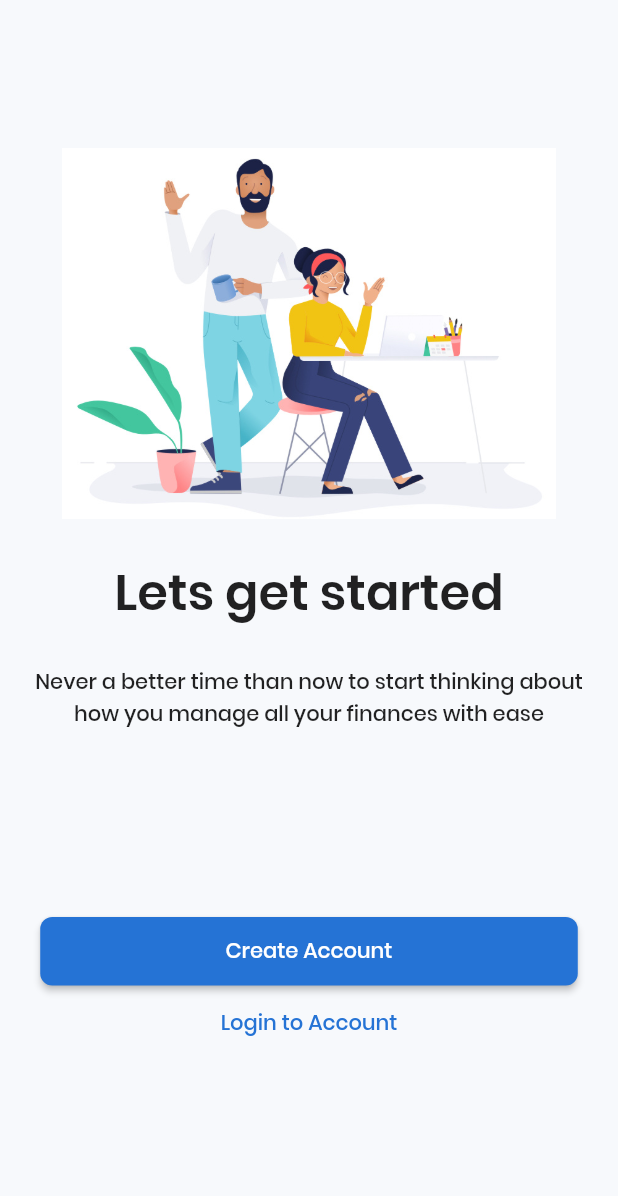
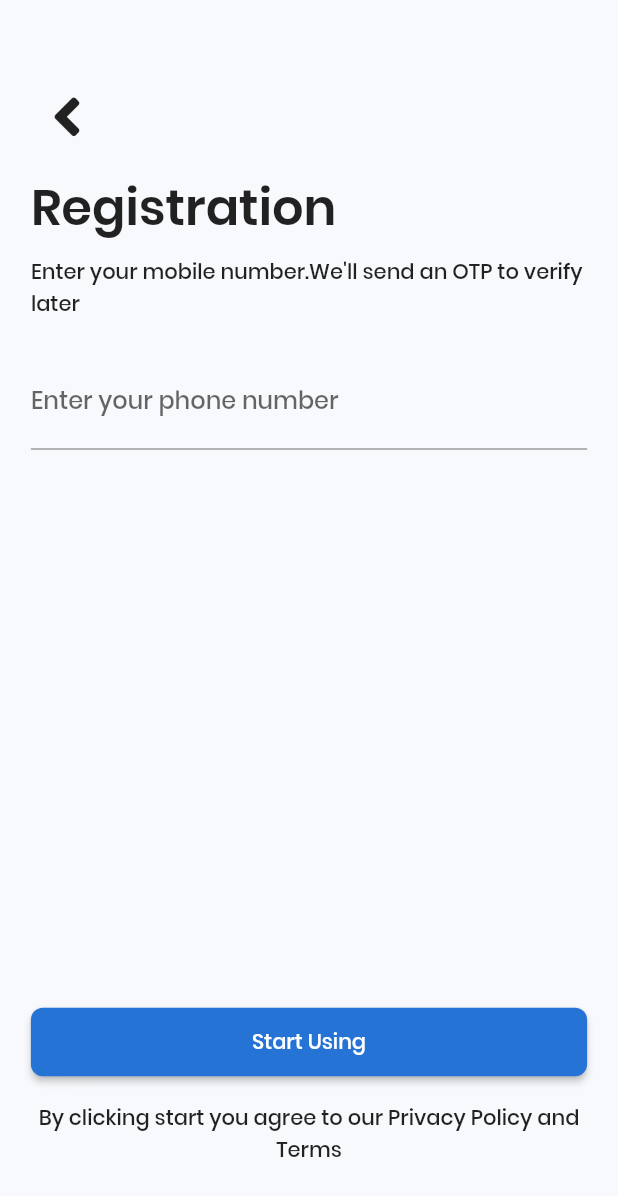
Before and after one commit to Infinical/mobile_bank, a Flutter app: the screen it shows after launch, after a tap on "Create Account", on a phone screen of 412 x 824 dp. Shown: the top 1196 px of the screen. Run offline on Flutter 3.47's test engine with Material 2 defaults, Android fonts, the phone set to English and light mode, and no system bars; our stand-ins replace font_awesome_flutter.

```diff
--- a/lib/main.dart
+++ b/lib/main.dart
@@ -1,12 +1,30 @@
 import 'package:flutter/material.dart';
 import 'package:mobilebank/pages/lets_get_started.dart';
+import 'package:mobilebank/pages/registration_page.dart';
 
 void main() {
   runApp(MyApp());
 }
 
+Map<int, Color> color =
+{
+50:Color.fromRGBO(41, 48, 77, .1),
+100:Color.fromRGBO(41, 48, 77, .2),
+200:Color.fromRGBO(41, 48, 77, .3),
+300:Color.fromRGBO(41, 48, 77, .4),
+400:Color.fromRGBO(41, 48, 77, .5),
+500:Color.fromRGBO(41, 48, 77, .6),
+600:Color.fromRGBO(41, 48, 77, .7),
+700:Color.fromRGBO(41, 48, 77, .8),
+800:Color.fromRGBO(41, 48, 77, .9),
+900:Color.fromRGBO(41, 48, 77, 1),
+};
+
 class MyApp extends StatelessWidget {
   // This widget is the root of your application.
+
+  MaterialColor colorCustom = MaterialColor(0xFF29304D, color);
+
   @override
   Widget build(BuildContext context) {
     return MaterialApp(
@@ -15,10 +33,17 @@ class MyApp extends StatelessWidget {
           visualDensity: VisualDensity.adaptivePlatformDensity,
           fontFamily: 'Poppins',
           scaffoldBackgroundColor: Color(0xFFF7F9FC),
+          primarySwatch: colorCustom,
           buttonTheme: ButtonThemeData(
               buttonColor: Color(0xFF2573D5),
               shape: RoundedRectangleBorder(
                   borderRadius: BorderRadius.circular(8.0)))),
-        home: LetsGetStarted());
+      home: LetsGetStarted(),
+      initialRoute: LetsGetStarted.id,
+      routes: {
+        LetsGetStarted.id: (context) => LetsGetStarted(),
+        Registration.id: (context) => Registration()
+      },
+    );
   }
 }
--- a/lib/pages/lets_get_started.dart
+++ b/lib/pages/lets_get_started.dart
@@ -1,6 +1,8 @@
 import 'package:flutter/material.dart';
+import 'package:mobilebank/pages/registration_page.dart';
 
 class LetsGetStarted extends StatelessWidget {
+  static const String id = 'lets_get_started';
   @override
   Widget build(BuildContext context) {
     return Scaffold(
@@ -32,8 +34,13 @@ class LetsGetStarted extends StatelessWidget {
           ),
           SizedBox(height: MediaQuery.of(context).size.height * 0.15),
           RaisedButton(
-              onPressed: () {},
-              child: Text('Create Account',style: TextStyle(color: Colors.white),),
+              onPressed: () {
+                Navigator.pushNamed(context, Registration.id);
+              },
+              child: Text(
+                'Create Account',
+                style: TextStyle(color: Colors.white),
+              ),
               padding: EdgeInsets.only(
                   top: MediaQuery.of(context).size.width * 0.03,
                   bottom: MediaQuery.of(context).size.width * 0.03,
@@ -41,7 +48,10 @@ class LetsGetStarted extends StatelessWidget {
                   right: MediaQuery.of(context).size.width * 0.3)),
           FlatButton(
               onPressed: () {},
-              child: Text('Login to Account',style: TextStyle(color: Color(0xFF2573D5)),),
+              child: Text(
+                'Login to Account',
+                style: TextStyle(color: Color(0xFF2573D5)),
+              ),
               padding: EdgeInsets.only(
                   top: MediaQuery.of(context).size.width * 0.03,
                   bottom: MediaQuery.of(context).size.width * 0.03,
--- /dev/null
+++ b/lib/pages/registration_page.dart
@@ -0,0 +1,76 @@
+import 'package:flutter/material.dart';
+import 'package:font_awesome_flutter/font_awesome_flutter.dart';
+import 'package:mobilebank/pages/lets_get_started.dart';
+
+class Registration extends StatefulWidget {
+  static const String id = 'registration';
+  @override
+  _RegistrationState createState() => _RegistrationState();
+}
+
+class _RegistrationState extends State<Registration> {
+  final _formKey = GlobalKey<FormState>();
+  @override
+  Widget build(BuildContext context) {
+    return Scaffold(
+        body: Padding(
+            padding: EdgeInsets.only(
+                left: MediaQuery.of(context).size.width * 0.05,
+                right: MediaQuery.of(context).size.width * 0.05),
+            child: SingleChildScrollView(
+              child: Column(
+                crossAxisAlignment: CrossAxisAlignment.start,
+                children: <Widget>[
+                  SizedBox(height: MediaQuery.of(context).size.height * 0.06),
+                  IconButton(
+                      icon: FaIcon(
+                        FontAwesomeIcons.angleLeft,
+                        size: MediaQuery.of(context).size.height * 0.05,
+                      ),
+                      onPressed: () {
+                        Navigator.pushNamed(context, LetsGetStarted.id);
+                      }),
+                  SizedBox(height: MediaQuery.of(context).size.height * 0.02),
+                  Text(
+                    'Registration',
+                    style: TextStyle(
+                        fontSize: MediaQuery.of(context).size.height * 0.04,
+                        fontWeight: FontWeight.bold),
+                  ),
+                  SizedBox(height: MediaQuery.of(context).size.height * 0.01),
+                  Text(
+                      "Enter your mobile number.We'll send an OTP to verify later"),
+                  SizedBox(height: MediaQuery.of(context).size.height * 0.03),
+                  Form(
+                      key: _formKey,
+                      child: Column(
+                        children: <Widget>[
+                          TextFormField(
+                            decoration: InputDecoration(
+                                labelText: "Enter your phone number"),
+                            keyboardType: TextInputType.phone,
+                          )
+                        ],
+                      )),
+                  SizedBox(height: MediaQuery.of(context).size.height * 0.45),
+                  Container(
+                    width: MediaQuery.of(context).size.width,
+                    child: RaisedButton(
+                      onPressed: () {},
+                      child: Text("Start Using",
+                          style: TextStyle(color: Colors.white)),
+                      padding: EdgeInsets.only(
+                          top: MediaQuery.of(context).size.width * 0.03,
+                          bottom: MediaQuery.of(context).size.width * 0.03),
+                    ),
+                  ),
+                  SizedBox(height: MediaQuery.of(context).size.height * 0.02),
+                  Text(
+                    "By clicking start you agree to our Privacy Policy and Terms",
+                    textAlign: TextAlign.center,
+                  ),
+                ],
+              ),
+            )));
+  }
+}
--- a/pubspec.yaml
+++ b/pubspec.yaml
@@ -25,6 +25,8 @@ dependencies:
     sdk: flutter
 
   cupertino_icons: ^0.1.3
+  font_awesome_flutter: ^8.8.1
+  cloud_firestore: ^0.13.5
 
 dev_dependencies:
   flutter_test:
```
Also changed, not shown: lib/styles.dart (added), pubspec.lock, 3 other files. Lines whose indentation alone changed are shown as unchanged.
